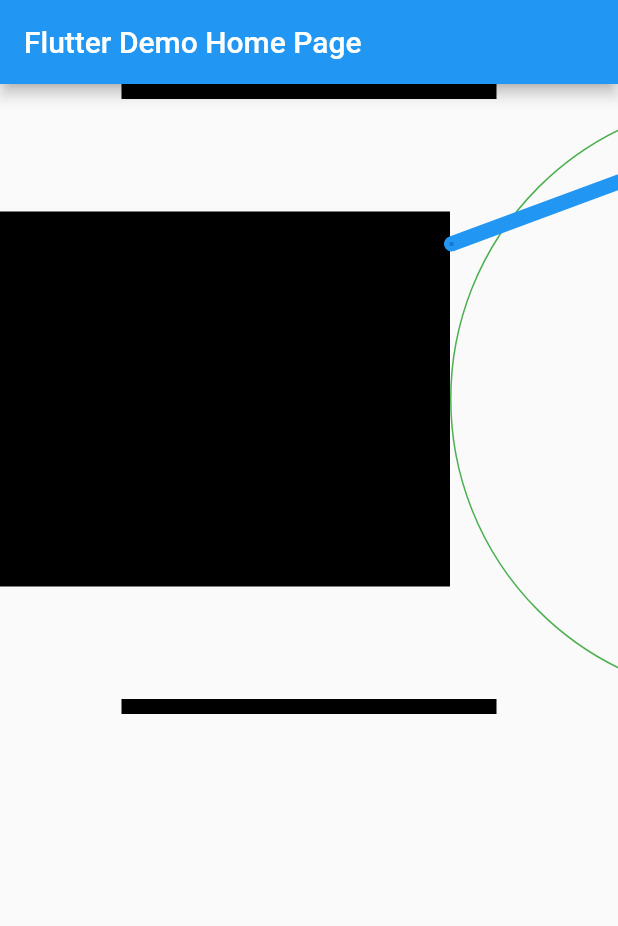
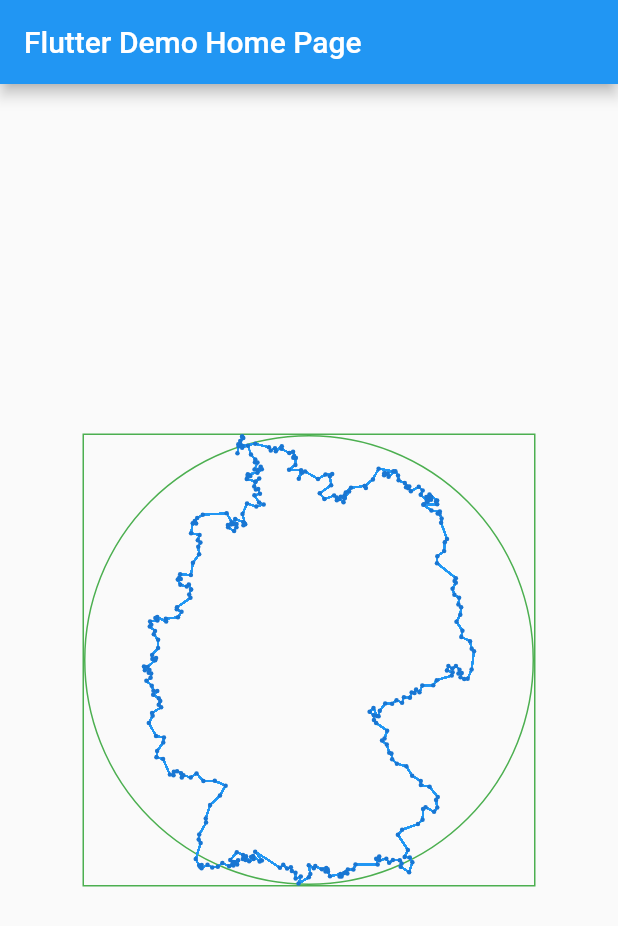
Before and after one commit to tmaihoff/coordinate_drawer, a Flutter app: the screen it shows after launch, on a phone screen of 412 x 824 dp. Shown: the top 926 px of the screen. Run offline on Flutter 3.47's test engine with Material 2 defaults, Android fonts, the phone set to English and light mode, and no system bars.

Commit message:
example main cleanup and typo fix

```diff
--- a/example/lib/main.dart
+++ b/example/lib/main.dart
@@ -29,50 +29,26 @@ class _MyHomePageState extends State<MyHomePage> {
   Widget build(BuildContext context) {
     return Scaffold(
       appBar: AppBar(title: Text(widget.title)),
-      body: Column(
-        children: [
-          Container(
-            height: 10,
-            width: 250,
-            color: Colors.black,
+      body: Center(
+        child: Container(
+          decoration: BoxDecoration(
+            border: Border.all(color: Colors.green),
           ),
-          SingleChildScrollView(
-            scrollDirection: Axis.horizontal,
-            child: Row(
-              children: [
-                Container(
-                  height: 250,
+          child: Container(
+            height: 300,
             width: 300,
-                  color: Colors.black,
-                ),
-                Container(
-                  height: 400,
-                  width: 400,
             decoration: BoxDecoration(
               border: Border.all(color: Colors.green),
               shape: BoxShape.circle,
             ),
             child: CoordinateDrawer(
-                    coordinateLists: fra,
-                    lineWidth: 10,
+              coordinateLists: [germany],
+              lineWidth: 1,
               drawPoints: true,
-                    closeShapes: true,
+              // closeShapes: true,
             ),
           ),
-                Container(
-                  height: 250,
-                  width: 300,
-                  color: Colors.black,
         ),
-              ],
-            ),
-          ),
-          Container(
-            height: 10,
-            width: 250,
-            color: Colors.black,
-          ),
-        ],
       ),
     );
   }
--- a/lib/src/coordinate_drawer.dart
+++ b/lib/src/coordinate_drawer.dart
@@ -15,7 +15,7 @@ class CoordinateDrawer extends StatelessWidget {
   /// in lines being drawn between the islands.
   final List<List<Coordinate>> coordinateLists;
 
-  /// Specifies a point should be drawn for each coordinate.
+  /// Specifies if a point should be drawn for each coordinate.
   /// Defaults to false.
   final bool drawPoints;
 
```
Lines whose indentation alone changed are shown as unchanged.
